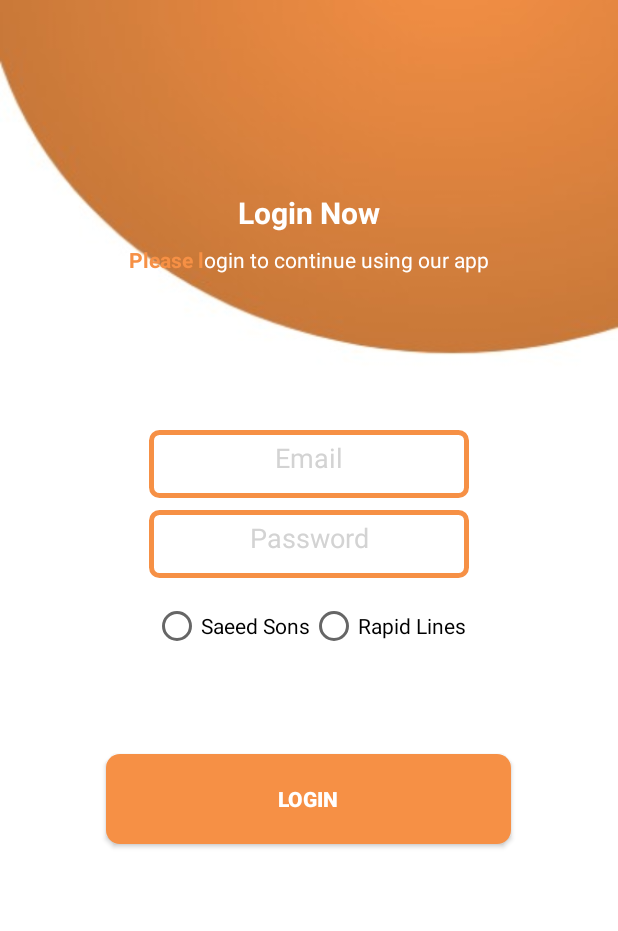
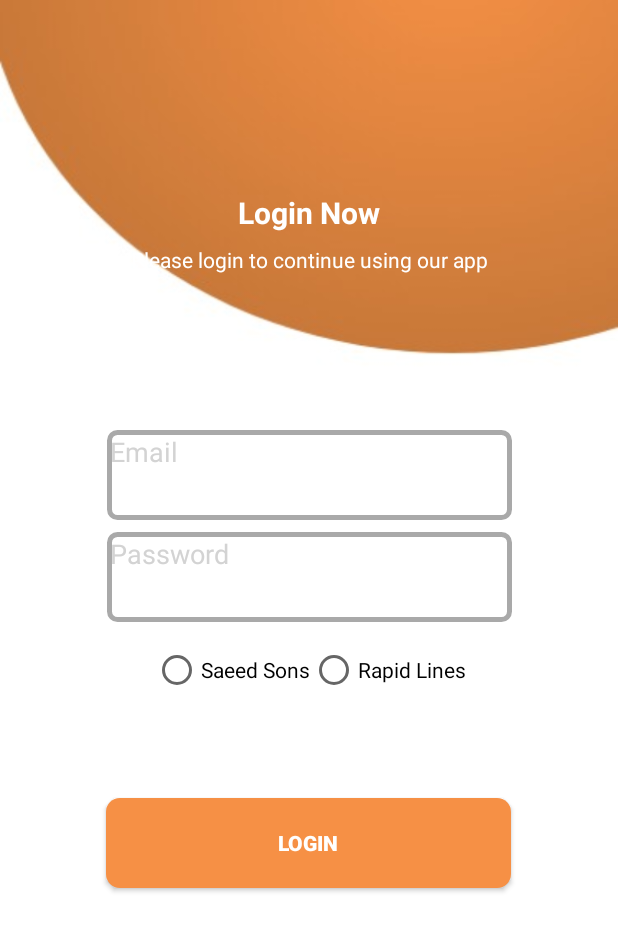
Before and after one commit to ashar312/RapidLine, an Android app: the screen it shows after launch (Login), on a phone screen of 412 x 824 dp. Shown: the top 931 px of the screen. Run offline under Robolectric (Android 15) with nearby library versions, the phone set to English and light mode, and no system bars.

Commit message:
more woek

```diff
--- a/app/src/main/res/drawable-v24/edittextshape.xml
+++ b/app/src/main/res/drawable-v24/edittextshape.xml
@@ -3,9 +3,12 @@
     <corners
         android:radius="5dp"
         />
-    <size android:height="45dp" />
+    <size
+        android:width="270dp"
+        android:height="60dp"
+        />
     <solid android:color="@color/white" />
-    <stroke android:width="3dp" android:color="@color/Brown" />
+    <stroke android:width="3dp" android:color="@color/Dark_gray" />
     <padding android:left="2dp"
         android:top="2dp"
         android:right="2dp"
--- a/app/src/main/res/layout/activity_login.xml
+++ b/app/src/main/res/layout/activity_login.xml
@@ -36,15 +36,14 @@
             android:id="@+id/textView3"
             android:layout_width="wrap_content"
             android:layout_height="wrap_content"
-            android:text="Please l"
-            android:textColor="@color/Brown"
-            android:textStyle="bold" />
+            android:text="Please "
+            android:textColor="@color/white"/>
 
         <TextView
             android:id="@+id/textView2"
             android:layout_width="wrap_content"
             android:layout_height="wrap_content"
-            android:text="ogin to continue using our app"
+            android:text="login to continue using our app"
             android:textColor="@color/white"
             app:layout_constraintEnd_toEndOf="@+id/textView"
             app:layout_constraintStart_toStartOf="@+id/textView"
@@ -60,7 +59,8 @@
         android:ems="10"
         android:textColor="@color/Dark_gray"
         android:hint="Email"
-        android:textAlignment="center"
+        android:textAlignment="textStart"
+        android:gravity="start"
         android:textColorHint="@color/Light_gray"
         android:inputType="textEmailAddress"
         app:layout_constraintEnd_toEndOf="parent"
@@ -77,7 +77,8 @@
         android:ems="10"
         android:textColor="@color/Dark_gray"
         android:hint="Password"
-        android:textAlignment="center"
+        android:textAlignment="textStart"
+        android:gravity="start"
         android:textColorHint="@color/Light_gray"
         android:inputType="textPassword"
         app:layout_constraintEnd_toEndOf="@+id/editText"
```
